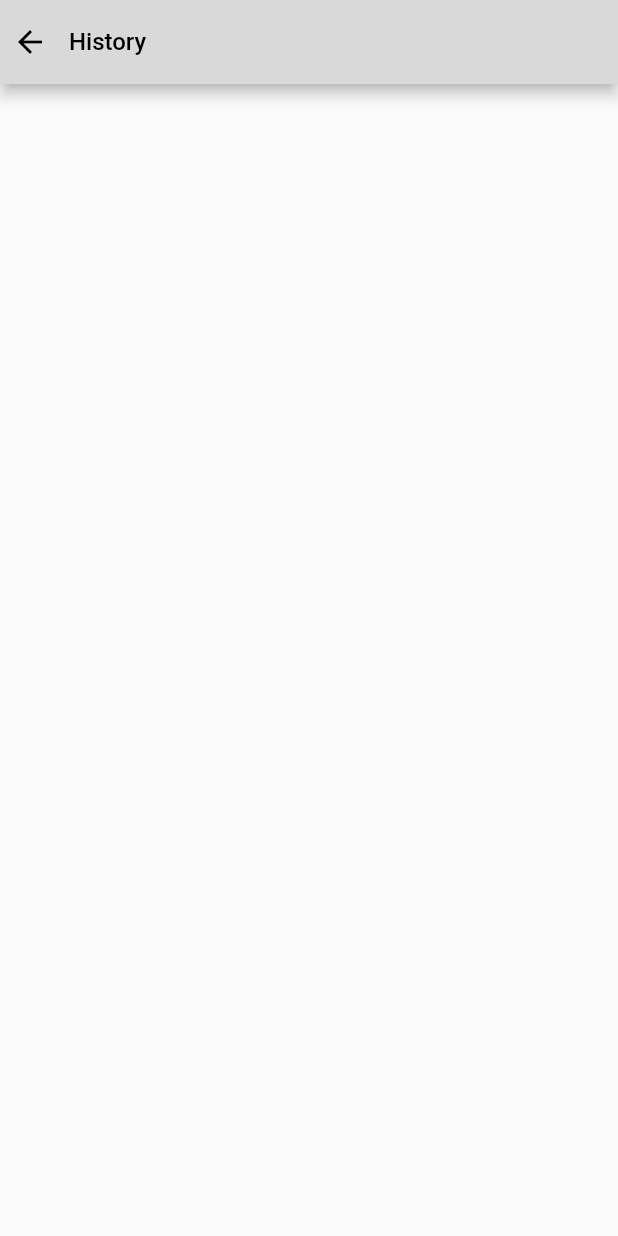
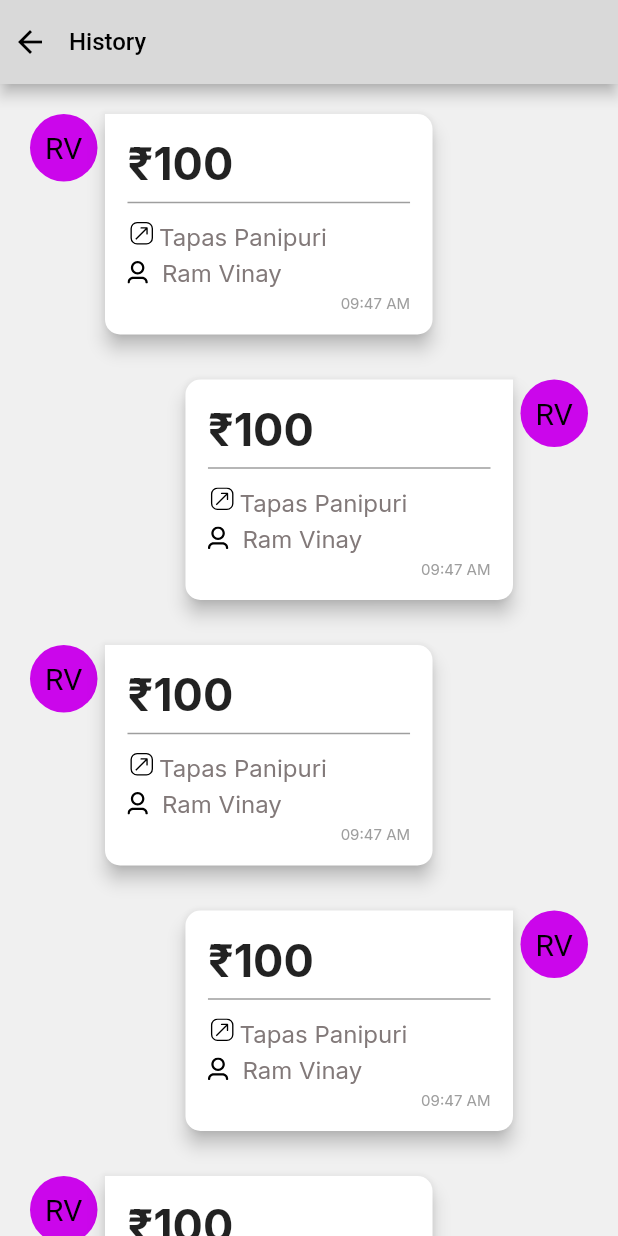
Before and after one commit to RamVinay3/splitbliss, a Flutter app: the screen it shows after launch, on a phone screen of 412 x 824 dp. Run offline on Flutter 3.47's test engine with Material 2 defaults, Android fonts, the phone set to English and light mode, and no system bars; our stand-ins replace flutter_svg, google_fonts.

Commit message:
Added paymentHistory screen

```diff
--- a/lib/screens/payment_history.dart
+++ b/lib/screens/payment_history.dart
@@ -1,6 +1,8 @@
 // ignore_for_file: prefer_const_constructors, prefer_const_literals_to_create_immutables
 
 import 'package:flutter/material.dart';
+import 'package:splitbliss/widgets/history_card.dart';
+import 'package:splitbliss/widgets/history_profile.dart';
 import '../widgets/title_bar.dart';
 
 class PaymentHistory extends StatelessWidget {
@@ -28,7 +30,75 @@ class _BodyState extends State<Body> {
   @override
   Widget build(BuildContext context) {
     return Container(
-      padding: EdgeInsets.all(20),
+      color: Color(0xFFF0F0F0),
+      width: double.infinity,
+
+      child: ListView(
+        padding: EdgeInsets.symmetric(horizontal: 20, vertical: 20),
+        children: [
+          Row(
+            mainAxisAlignment: MainAxisAlignment.start,
+            crossAxisAlignment: CrossAxisAlignment.start,
+            children: [
+              HistoryProfile(title: "RV"),
+              SizedBox(width: 5),
+              HistoryCard(amount: 100, left: 0),
+            ],
+          ),
+          SizedBox(height: 30),
+          Row(
+            mainAxisAlignment: MainAxisAlignment.end,
+            crossAxisAlignment: CrossAxisAlignment.start,
+            children: [
+              HistoryCard(amount: 100, right: 0),
+              SizedBox(width: 5),
+              HistoryProfile(title: "RV"),
+            ],
+          ),
+          SizedBox(height: 30),
+          Row(
+            mainAxisAlignment: MainAxisAlignment.start,
+            crossAxisAlignment: CrossAxisAlignment.start,
+            children: [
+              HistoryProfile(title: "RV"),
+              SizedBox(width: 5),
+              HistoryCard(amount: 100, left: 0),
+            ],
+          ),
+          SizedBox(height: 30),
+          Row(
+            mainAxisAlignment: MainAxisAlignment.end,
+            crossAxisAlignment: CrossAxisAlignment.start,
+            children: [
+              HistoryCard(amount: 100, right: 0),
+              SizedBox(width: 5),
+              HistoryProfile(title: "RV"),
+            ],
+          ),
+          SizedBox(height: 30),
+          Row(
+            mainAxisAlignment: MainAxisAlignment.start,
+            crossAxisAlignment: CrossAxisAlignment.start,
+            children: [
+              HistoryProfile(title: "RV"),
+              SizedBox(width: 5),
+              HistoryCard(amount: 100, left: 0),
+            ],
+          ),
+          SizedBox(height: 30),
+          Row(
+            mainAxisAlignment: MainAxisAlignment.end,
+            crossAxisAlignment: CrossAxisAlignment.start,
+            children: [
+              HistoryCard(amount: 100, right: 0),
+              SizedBox(width: 5),
+              HistoryProfile(title: "RV"),
+            ],
+          ),
+          SizedBox(height: 30),
+
+        ],
+      ),
     );
   }
 }
--- /dev/null
+++ b/lib/screens/settings_screen.dart
@@ -0,0 +1,30 @@
+// ignore_for_file: prefer_const_constructors
+
+import 'package:flutter/material.dart';
+import 'package:splitbliss/widgets/title_bar.dart';
+
+class SettingsScreen extends StatelessWidget {
+  const SettingsScreen({super.key});
+
+  @override
+  Widget build(BuildContext context) {
+    return Scaffold(
+      appBar: TitleBar(title: "Settings"),
+      body: Body(),
+    );
+  }
+}
+
+class Body extends StatefulWidget {
+  const Body({super.key});
+
+  @override
+  State<Body> createState() => _BodyState();
+}
+
+class _BodyState extends State<Body> {
+  @override
+  Widget build(BuildContext context) {
+    return const Placeholder();
+  }
+}
--- a/lib/widgets/history_card.dart
+++ b/lib/widgets/history_card.dart
@@ -1,24 +1,97 @@
-// ignore_for_file: use_key_in_widget_constructors, must_be_immutable, prefer_const_constructors, prefer_const_literals_to_create_immutables
+// ignore_for_file: use_key_in_widget_constructors, must_be_immutable, prefer_const_constructors, prefer_const_literals_to_create_immutables, prefer_interpolation_to_compose_strings, unused_local_variable
 
 import 'package:flutter/material.dart';
+import 'package:google_fonts/google_fonts.dart';
+import 'package:splitbliss/widgets/svg.dart';
 
 class HistoryCard extends StatelessWidget {
   HistoryCard({
     required this.amount,
+    this.left = 10,
+    this.right = 10,
   });
 
   int amount;
+  double left, right;
 
   @override
   Widget build(BuildContext context) {
-    return Container(
-      padding: EdgeInsets.all(10),
-      child: Column(
-        children: [
-          Text(
-            ""
-          )
-        ]
+    double screenWidth = MediaQuery.of(context).size.width;
+    return Material(
+      elevation: 5,
+      color: Colors.white,
+      borderRadius: BorderRadius.only(
+          topLeft: Radius.circular(left),
+          topRight: Radius.circular(right),
+          bottomLeft: Radius.circular(10),
+          bottomRight: Radius.circular(10)),
+      child: Container(
+        width: screenWidth * 0.53,
+        padding: EdgeInsets.all(15),
+        child: Column(children: [
+          Align(
+            alignment: Alignment.centerLeft,
+            child: Text(
+              "₹" + amount.toString(),
+              style: TextStyle(
+                fontFamily: GoogleFonts.inter().fontFamily,
+                fontSize: 30,
+                fontWeight: FontWeight.bold,
+              ),
+            ),
+          ),
+          Divider(
+            color: Colors.grey,
+            thickness: 1,
+          ),
+          SizedBox(height: 5),
+          Center(
+            child: Row(
+              crossAxisAlignment: CrossAxisAlignment.start,
+              children: [
+                SVG(svgPath: "./lib/svg/paidToIcon.svg"),
+                SizedBox(width: 2),
+                Text(
+                  "Tapas Panipuri",
+                  style: TextStyle(
+                    fontFamily: GoogleFonts.inter().fontFamily,
+                    fontSize: 16,
+                    color: Color(0xFF827979),
+                  ),
+                ),
+              ],
+            ),
+          ),
+          SizedBox(height: 5),
+          Center(
+            child: Row(
+              crossAxisAlignment: CrossAxisAlignment.center,
+              children: [
+                SVG(svgPath: "./lib/svg/payerIcon.svg"),
+                SizedBox(width: 9),
+                Text(
+                  "Ram Vinay",
+                  style: TextStyle(
+                    fontFamily: GoogleFonts.inter().fontFamily,
+                    fontSize: 16,
+                    color: Color(0xFF827979),
+                  ),
+                ),
+              ],
+            ),
+          ),
+          SizedBox(height: 5),
+          Align(
+              alignment: Alignment.bottomRight,
+              child: Text(
+                "09:47 AM",
+                style: TextStyle(
+                  fontFamily: GoogleFonts.inter().fontFamily,
+                  fontSize: 10,
+                  color: Colors.grey,
+                ),
+              )),
+        ]),
       ),
     );
   }
--- /dev/null
+++ b/lib/widgets/history_profile.dart
@@ -0,0 +1,31 @@
+// ignore_for_file: must_be_immutable, use_key_in_widget_constructors, prefer_const_constructors, avoid_unnecessary_containers
+
+import 'package:flutter/material.dart';
+
+class HistoryProfile extends StatelessWidget {
+  HistoryProfile({required this.title});
+
+  String title;
+
+  @override
+  Widget build(BuildContext context) {
+    return Material(
+      borderRadius: BorderRadius.circular(45),
+      color: Color(0xFFCB06EB),
+      child: Container(
+        width: 45,
+        height: 45,
+        child: Center(
+          child: Text(
+            title,
+            style: TextStyle(
+              fontSize: 20,
+              fontWeight: FontWeight.w400,
+              color: Colors.black,
+            ),
+          ),
+        )
+      ),
+    );
+  }
+}
```
Also changed, not shown: lib/svg/payerIcon.svg (added).
